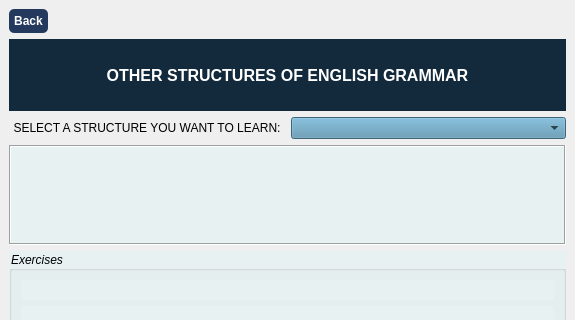
The window that grammar2.ui (ngocanh1192006/English_app) describes before a commit, drawn with Qt 5; both pictures show x 0 to 575 and y 0 to 320 of the 575 by 558 pixel window.
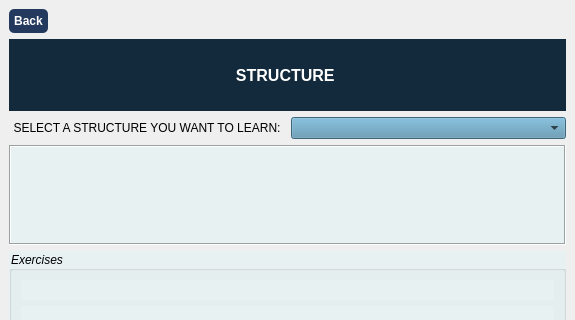
The same window after the commit. Icons and pictures are not drawn.

The edit to the form file:
```diff
--- a/grammar2.ui
+++ b/grammar2.ui
@@ -62,7 +62,7 @@
 color: #fff</string>
       </property>
       <property name="text">
-       <string>OTHER STRUCTURES OF ENGLISH GRAMMAR</string>
+       <string>STRUCTURE </string>
       </property>
       <property name="alignment">
        <set>Qt::AlignCenter</set>
```
